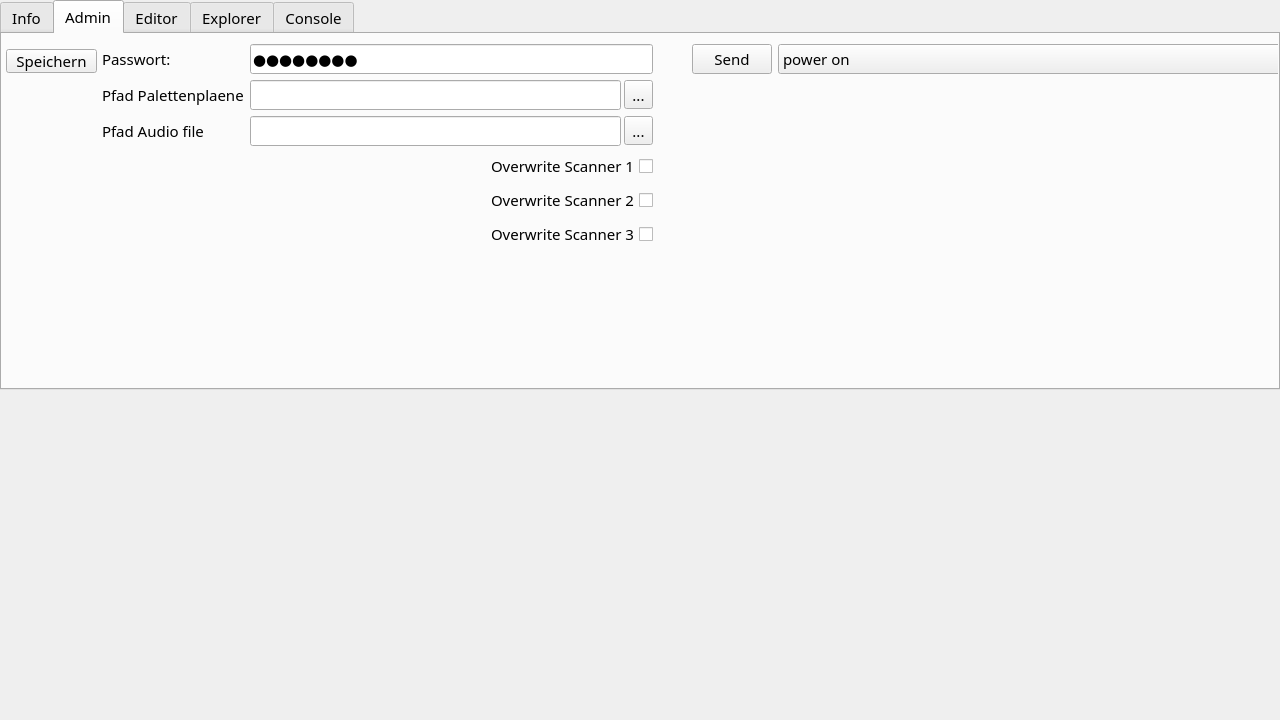
This is ui_files/MainWindow.ui in Snupai/MultipackParser as Qt 5 draws it before an edit. The edited form follows.
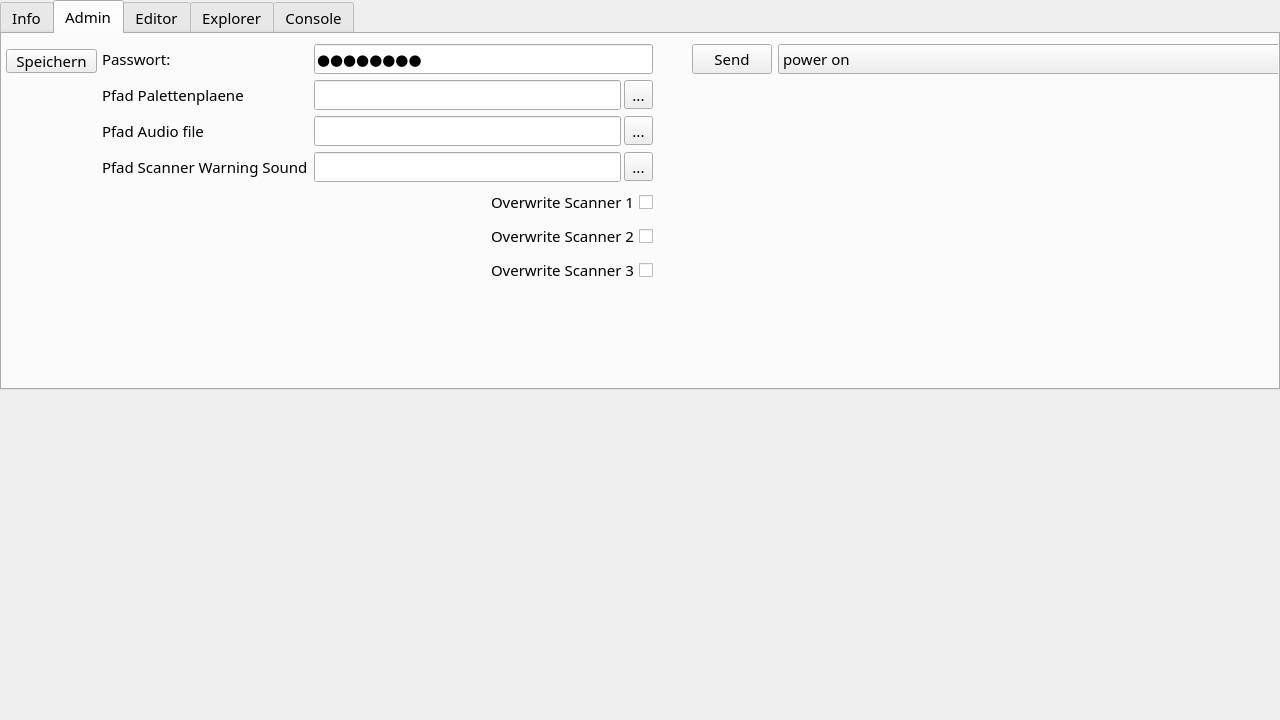
This is the edited form. The open tabs and pages were chosen to show the change. Icons and pictures are not drawn.

Commit message: Add scanner warning sound functionality and UI enhancements

Patch:
```diff
--- a/ui_files/MainWindow.ui
+++ b/ui_files/MainWindow.ui
@@ -1604,7 +1604,34 @@
           </item>
          </layout>
         </item>
-        <item row="3" column="0" colspan="2">
+        <item row="3" column="0">
+         <widget class="QLabel" name="label_26">
+          <property name="text">
+           <string>Pfad Scanner Warning Sound</string>
+          </property>
+         </widget>
+        </item>
+        <item row="3" column="1">
+         <layout class="QHBoxLayout" name="horizontalLayout_3">
+          <property name="spacing">
+           <number>3</number>
+          </property>
+          <item>
+           <widget class="QLineEdit" name="scannerWarningSoundPathEdit"/>
+          </item>
+          <item>
+           <widget class="QToolButton" name="buttonSelectScannerWarningSoundPath">
+            <property name="text">
+             <string>...</string>
+            </property>
+            <property name="popupMode">
+             <enum>QToolButton::ToolButtonPopupMode::InstantPopup</enum>
+            </property>
+           </widget>
+          </item>
+         </layout>
+        </item>
+        <item row="4" column="0" colspan="2">
          <widget class="QCheckBox" name="checkBoxScanner1Overwrite">
           <property name="layoutDirection">
            <enum>Qt::LayoutDirection::RightToLeft</enum>
@@ -1614,7 +1641,7 @@
           </property>
          </widget>
         </item>
-        <item row="4" column="0" colspan="2">
+        <item row="5" column="0" colspan="2">
          <widget class="QCheckBox" name="checkBoxScanner2Overwrite">
           <property name="layoutDirection">
            <enum>Qt::LayoutDirection::RightToLeft</enum>
@@ -1624,7 +1651,7 @@
           </property>
          </widget>
         </item>
-        <item row="5" column="0" colspan="2">
+        <item row="6" column="0" colspan="2">
          <widget class="QCheckBox" name="checkBoxScanner3Overwrite">
           <property name="layoutDirection">
            <enum>Qt::LayoutDirection::RightToLeft</enum>
```
The commit also changes 8 other files.
